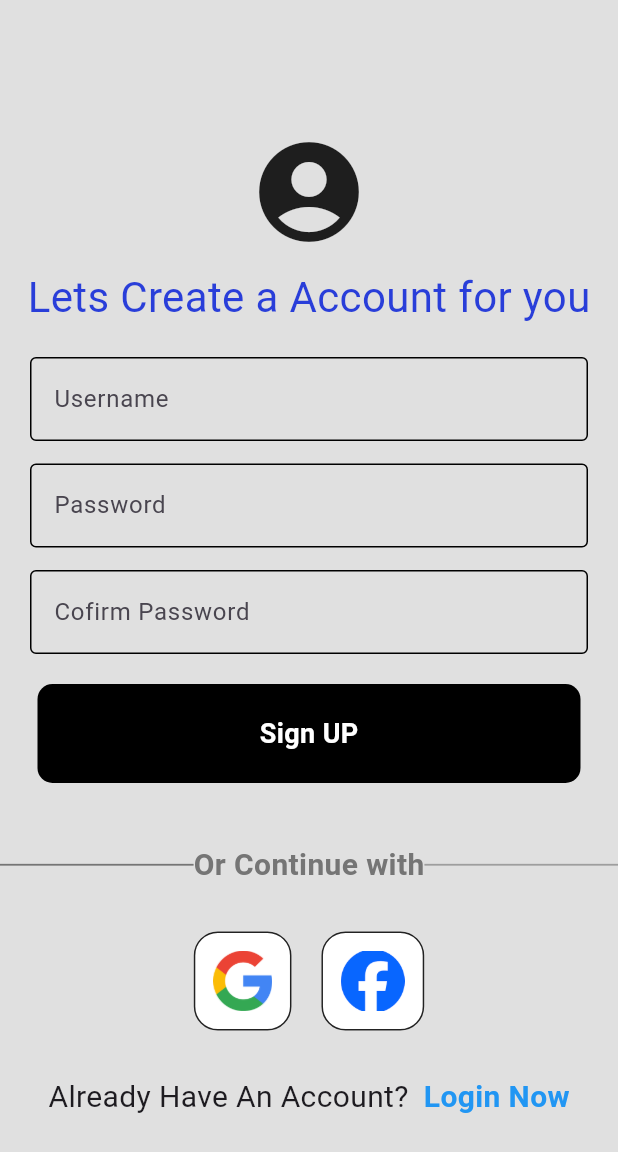
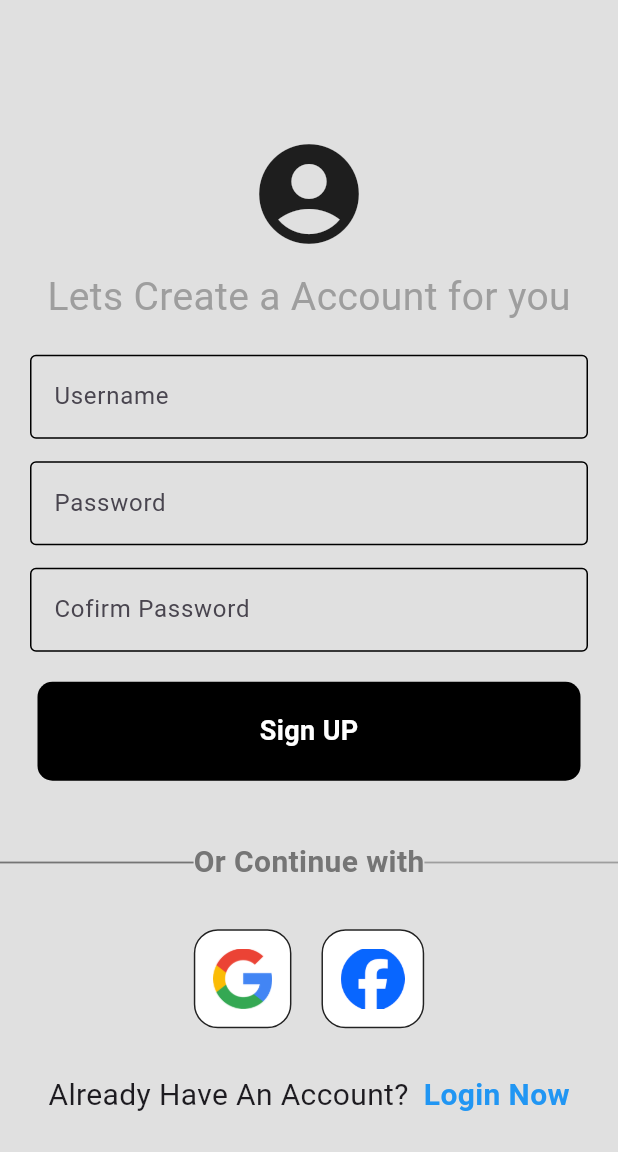
Before and after one commit to Priyom-17/EmergencyAPP, a Flutter app: the RegisterPage screen opened directly with empty values, on a phone screen of 412 x 824 dp. Shown: the top 1152 px of the screen. Run offline on Flutter 3.47's test engine with Material 3 defaults, Android fonts, the phone set to English and light mode, and no system bars; our stand-ins replace firebase_auth, firebase_core; accounts and stored records are empty.

```diff
--- a/lib/register_page.dart
+++ b/lib/register_page.dart
@@ -37,7 +37,7 @@ class _RegisterPageState extends State<RegisterPage> {
       );
 
 
-    //try sign in
+    //sign up
     try {
       if (passwordController.text == confirmpasswordController.text) {
         await FirebaseAuth.instance.createUserWithEmailAndPassword(
@@ -46,14 +46,15 @@ class _RegisterPageState extends State<RegisterPage> {
        );
       }
       else {
-        showErrorMessage("Passwords don't match");
+        showErrorMessage("Passwords dont match");
       }
-      //pop navigator
-      Navigator.pop(context);
+
     } on FirebaseAuthException catch(e) {
       //pop navigator
+
       Navigator.pop(context);
       showErrorMessage(e.code);
+
     }
 
   }
@@ -101,8 +102,8 @@ class _RegisterPageState extends State<RegisterPage> {
                 const Text(
                   'Lets Create a Account for you',
                   style: TextStyle(
-                    color: Color.fromARGB(221, 13, 37, 216),
-                    fontSize: 28,
+                    color: Colors.grey,
+                    fontSize: 26,
 
 
                   ),
--- a/pubspec.yaml
+++ b/pubspec.yaml
@@ -39,7 +39,7 @@ dependencies:
   firebase_auth: ^4.15.3
   cloud_firestore: ^4.13.6
   provider: ^6.1.1
-  google_sign_in: ^5.4.2
+  google_sign_in: ^6.2.1
 
 dev_dependencies:
   flutter_test:
```
Also changed, not shown: pubspec.lock.
